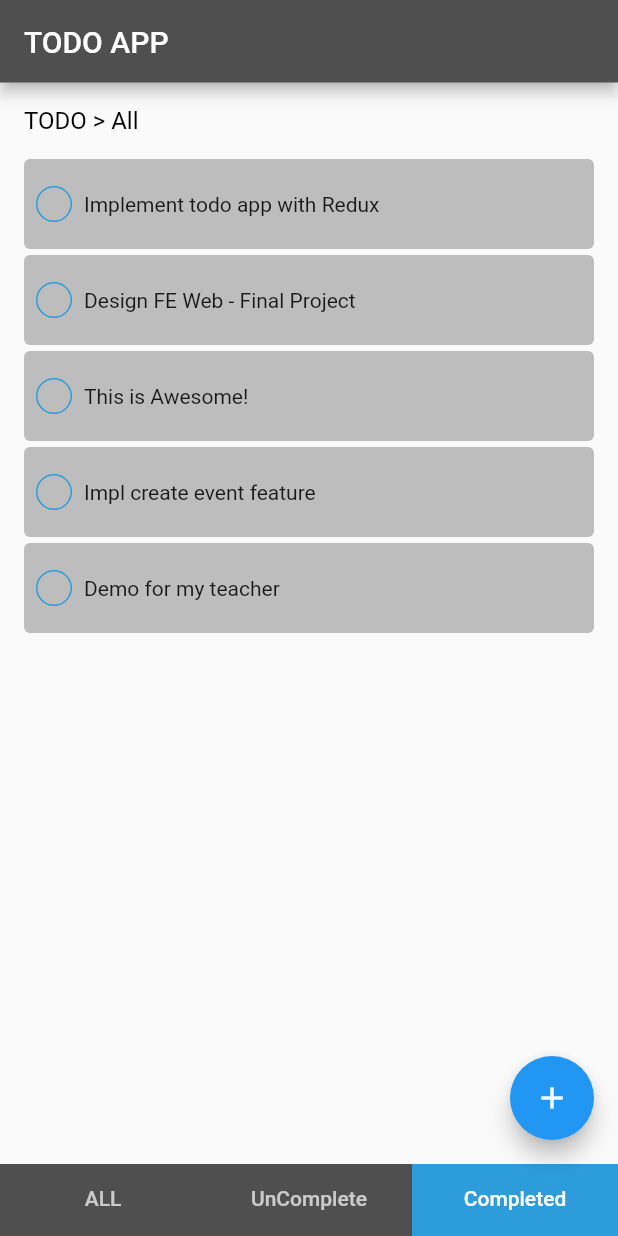
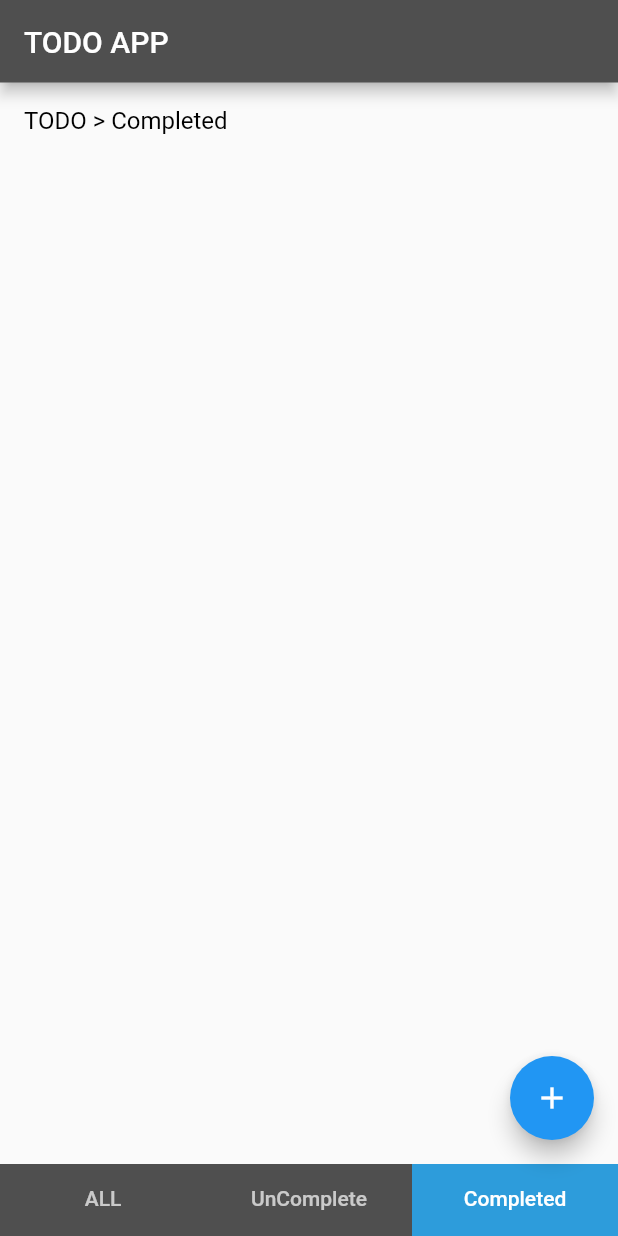
Before and after one commit to Nhinlee/todo-flutter-redux-app, a Flutter app: the screen it shows after launch, item 3 of the bottom bar chosen, on a phone screen of 412 x 824 dp. Run offline on Flutter 3.47's test engine with Material 2 defaults, Android fonts, the phone set to English and light mode, and no system bars; our stand-ins replace built_collection, built_value, flutter_redux, get_it, redux, sqflite; accounts and stored records are empty; generated files the repository leaves out were written again.

```diff
--- a/todo_redux_application/lib/entity/todo_entity.dart
+++ b/todo_redux_application/lib/entity/todo_entity.dart
@@ -6,7 +6,8 @@ import 'package:todo_redux_application/core/sqlite/table_helper.dart';
 part 'todo_entity.g.dart';
 
 abstract class TodoEntity implements Built<TodoEntity, TodoEntityBuilder> {
-  static int nextId = 0;
+  // This stand for config new id when add new to-do later
+  static int currentMaxId = 0;
 
   int get id;
 
--- a/todo_redux_application/lib/layers/data/repository/todo_repository.dart
+++ b/todo_redux_application/lib/layers/data/repository/todo_repository.dart
@@ -14,4 +14,8 @@ class TodoRepository {
   Future<void> addNewTodo(TodoEntity todo) async {
     await localDataSource.addNewTodo(todo);
   }
+
+  Future<void> updateTodo(TodoEntity todo) async {
+    await localDataSource.updateTodo(todo);
+  }
 }
--- a/todo_redux_application/lib/layers/domain/actions/todo_action.dart
+++ b/todo_redux_application/lib/layers/domain/actions/todo_action.dart
@@ -13,7 +13,7 @@ class LoadTodosSuccessAction {
 }
 
 
-// Edit To-do Action
+// Add New To-do Action
 
 class AddNewTodoAction {
   final TodoEntity todo;
@@ -28,3 +28,15 @@ class AddNewTodoFailedAction {
 }
 
 class AddNewTodoSuccessAction {}
+
+// Update To-do Action
+
+class UpdateTodoAction {
+  final TodoEntity todo;
+
+  UpdateTodoAction({@required this.todo});
+}
+
+class UpdateTodoSuccessAction {}
+
+class UpdateTodoFailedAction {}
--- a/todo_redux_application/lib/layers/presentation/screens/complete_todo_screen.dart
+++ b/todo_redux_application/lib/layers/presentation/screens/complete_todo_screen.dart
@@ -1,21 +1,14 @@
 import 'package:flutter/material.dart';
-import 'package:todo_redux_application/layers/presentation/widgets/title_text_widget.dart';
-import 'package:todo_redux_application/layers/presentation/widgets/todo_list_widget.dart';
-import 'package:todo_redux_application/mock_data/mock_todo_list.dart';
+import 'package:todo_redux_application/layers/presentation/widgets/filtered_todo_skeleton_widget.dart';
 
 class CompletedTodoScreen extends StatelessWidget {
   const CompletedTodoScreen({Key key}) : super(key: key);
 
   @override
   Widget build(BuildContext context) {
-    return Column(
-      crossAxisAlignment: CrossAxisAlignment.start,
-      children: [
-        const TitleTextWidget(text: 'TODO > All'),
-        Expanded(
-          child: TodoListWidget(todoList: MockTodoList.todoList),
-        ),
-      ],
+    return FilteredTodoSkeletonWidget(
+      title: 'TODO > Completed',
+      type: FilterTodoType.Completed,
     );
   }
 }
--- a/todo_redux_application/lib/layers/presentation/screens/root_page.dart
+++ b/todo_redux_application/lib/layers/presentation/screens/root_page.dart
@@ -37,6 +37,7 @@ class _RootPageState extends State<RootPage> {
   @override
   Widget build(BuildContext context) {
     return DefaultTabController(
+      initialIndex: 0,
       length: 3,
       child: Scaffold(
         appBar: MyAppBar(
--- /dev/null
+++ b/todo_redux_application/lib/layers/presentation/widgets/filtered_todo_skeleton_widget.dart
@@ -0,0 +1,86 @@
+import 'package:flutter/material.dart';
+import 'package:flutter_redux/flutter_redux.dart';
+import 'package:redux/redux.dart';
+import 'package:todo_redux_application/entity/todo_entity.dart';
+import 'package:todo_redux_application/layers/domain/state/app_state.dart';
+
+import 'title_text_widget.dart';
+import 'todo_list_widget.dart';
+
+enum FilterTodoType {
+  All,
+  Completed,
+  UnCompleted,
+}
+
+class FilteredTodoSkeletonWidget extends StatelessWidget {
+  final FilterTodoType type;
+  final String title;
+
+  const FilteredTodoSkeletonWidget({
+    Key key,
+    @required this.title,
+    this.type = FilterTodoType.All,
+  }) : super(key: key);
+
+  @override
+  Widget build(BuildContext context) {
+    return Column(
+      crossAxisAlignment: CrossAxisAlignment.start,
+      children: [
+        TitleTextWidget(text: title),
+        Expanded(
+          child: StoreConnector<AppState, _ViewModel>(
+            converter: _ViewModel.fromStore,
+            builder: (context, vm) {
+              if (vm.isLoading) {
+                return Center(child: CircularProgressIndicator());
+              }
+              switch (type) {
+                case FilterTodoType.All:
+                  {
+                    return TodoListWidget(todoList: vm.todos);
+                  }
+                case FilterTodoType.Completed:
+                  {
+                    return TodoListWidget(
+                      todoList:
+                          vm.todos.where((todo) => todo.isCompleted).toList(),
+                    );
+                  }
+                case FilterTodoType.UnCompleted:
+                  {
+                    return TodoListWidget(
+                      todoList:
+                          vm.todos.where((todo) => !todo.isCompleted).toList(),
+                    );
+                  }
+                default:
+                  {
+                    return TodoListWidget(todoList: vm.todos);
+                  }
+              }
+            },
+          ),
+        ),
+      ],
+    );
+  }
+}
+
+class _ViewModel {
+  final bool isLoading;
+  final List<TodoEntity> todos;
+
+  _ViewModel({
+    @required this.isLoading,
+    @required this.todos,
+  });
+
+  static _ViewModel fromStore(Store<AppState> store) {
+    return _ViewModel(
+      isLoading: store.state.isLoading,
+      todos: store.state.todoList,
+    );
+  }
+}
--- a/todo_redux_application/lib/main.dart
+++ b/todo_redux_application/lib/main.dart
@@ -1,3 +1,5 @@
+import 'dart:developer';
+
 import 'package:flutter/material.dart';
 import 'package:redux/redux.dart';
 import 'package:todo_redux_application/app.dart';
@@ -24,13 +26,7 @@ class MyApp extends StatelessWidget {
   @override
   Widget build(BuildContext context) {
     return ReduxApp(
-      store: Store<AppState>(
-        appReducer,
-        initialState: new AppState((state) => state
-          ..todoList = []
-          ..isLoading = false),
-        middleware: createStoreTodosMiddleware(di.sl<TodoRepository>()),
-      ),
+      store: di.sl<Store<AppState>>(),
     );
   }
 }
```
Also changed, not shown: todo_redux_application/lib/injection_container.dart (+17 -2 lines), todo_redux_application/lib/layers/data/data_source/local/todo_local_datasource.dart (+26 -6 lines), todo_redux_application/lib/layers/domain/middleware/todos_middleware.dart (+10 -0 lines), todo_redux_application/lib/layers/domain/reducer/todos_reducer.dart (+19 -3 lines), todo_redux_application/lib/layers/presentation/screens/all_todo_screen.dart (+4 -48 lines), todo_redux_application/lib/layers/presentation/screens/edit_todo_screen.dart (+37 -8 lines), todo_redux_application/lib/layers/presentation/screens/uncomplete_todo_screen.dart (+4 -11 lines), todo_redux_application/lib/layers/presentation/widgets/todo_item_widget.dart (+19 -3 lines), todo_redux_application/lib/layers/presentation/widgets/todo_list_widget.dart (+22 -0 lines).
